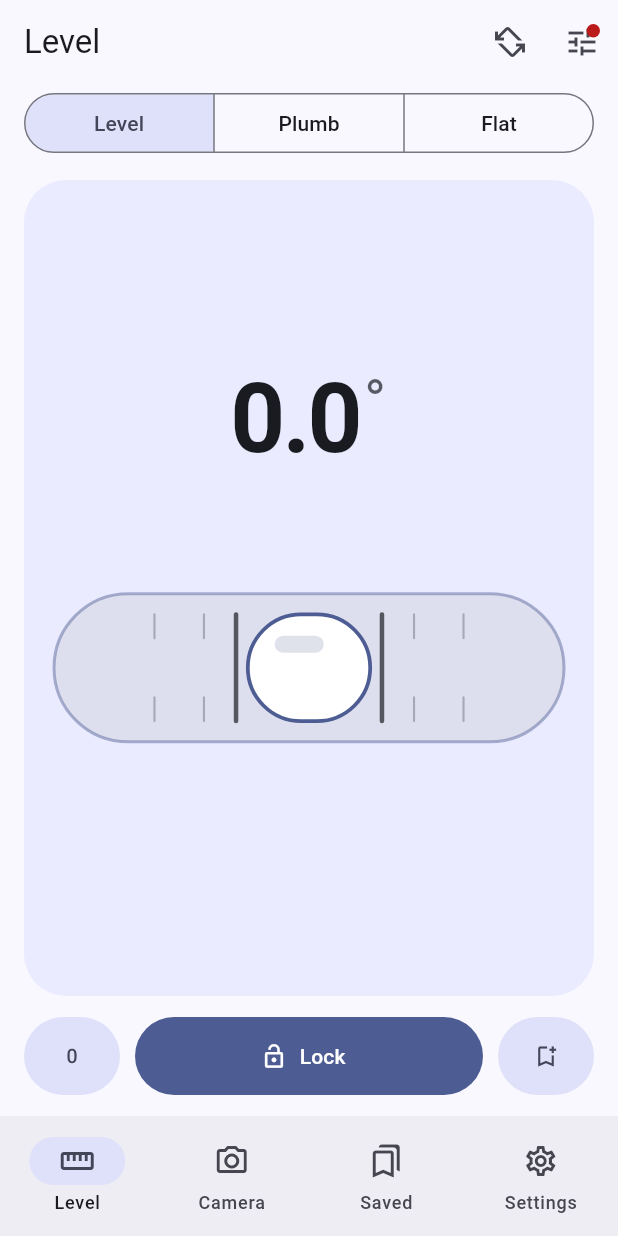
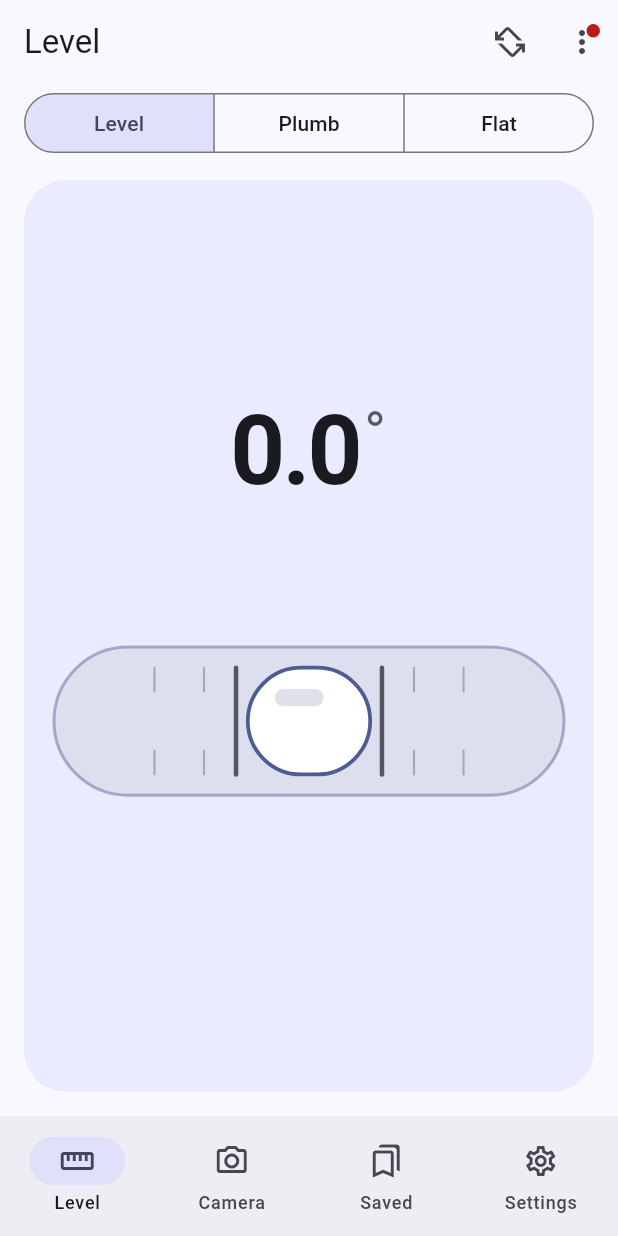
Before and after one commit to razvannicu15/Nivela, a Flutter app: the screen it shows after launch, on a phone screen of 412 x 824 dp. Run offline on Flutter 3.47's test engine with Material 3 defaults, Android fonts, the phone set to English and light mode, and no system bars; our stand-ins replace camera.

Commit message:
Move Lock, Zero and Save into the overflow menu
The level card now fills the screen. Long-press on the card locks
(respecting auto-lock) or unlocks; lock countdown, locked and relative
states show as one line under the value.

Co-Authored-By: Claude Opus 5.5 <noreply@anthropic.com>
Claude-Session: https://claude.ai/code/session_01PSH8SsYx9vLsPuXhkJxfXr

```diff
--- a/lib/ui/level_page.dart
+++ b/lib/ui/level_page.dart
@@ -93,14 +93,61 @@ class _LevelPageState extends State<LevelPage> {
             title: Text(tr('Nivelă', 'Level')),
             actions: [
               if (meter.mode != Mode.flat) _EdgeMenu(meter: meter),
-              IconButton(
-                tooltip: tr('Calibrare', 'Calibration'),
+              PopupMenuButton<String>(
+                tooltip: tr('Mai multe', 'More'),
+                onSelected: (v) {
+                  switch (v) {
+                    case 'lock':
+                      meter.lockPressed();
+                    case 'zero':
+                      meter.toggleRelative();
+                    case 'save':
+                      _save();
+                    case 'cal':
+                      _calibrate(store.profile.has(r.face) ? null : r.face);
+                  }
+                },
+                itemBuilder: (_) => [
+                  PopupMenuItem(
+                    value: 'lock',
+                    child: ListTile(
+                      contentPadding: EdgeInsets.zero,
+                      leading: Icon(meter.lockState == MeterLock.live ? Icons.lock_outline : Icons.lock_open),
+                      title: Text(meter.lockState == MeterLock.live ? tr('Blochează citirea', 'Lock reading') : tr('Deblochează', 'Unlock')),
+                      subtitle: meter.lockState == MeterLock.live ? Text(tr('sau apasă lung pe nivelă', 'or long-press the level')) : null,
+                    ),
+                  ),
+                  PopupMenuItem(
+                    value: 'zero',
+                    child: ListTile(
+                      contentPadding: EdgeInsets.zero,
+                      leading: const Icon(Icons.exposure_zero),
+                      title: Text(meter.relative ? tr('Revino la absolut', 'Back to absolute') : tr('Zero aici (relativ)', 'Zero here (relative)')),
+                    ),
+                  ),
+                  PopupMenuItem(
+                    value: 'save',
+                    child: ListTile(
+                      contentPadding: EdgeInsets.zero,
+                      leading: const Icon(Icons.bookmark_add_outlined),
+                      title: Text(tr('Salvează măsurarea', 'Save measurement')),
+                    ),
+                  ),
+                  const PopupMenuDivider(),
+                  PopupMenuItem(
+                    value: 'cal',
+                    child: ListTile(
+                      contentPadding: EdgeInsets.zero,
+                      leading: Badge(isLabelVisible: !store.profile.has(r.face), smallSize: 8, child: const Icon(Icons.tune)),
+                      title: Text(tr('Calibrare', 'Calibration')),
+                    ),
+                  ),
+                ],
                 icon: Badge(
                   isLabelVisible: !store.profile.has(r.face) || Sensor.instance.lowAccuracy,
                   smallSize: 9,
-                  child: const Icon(Icons.tune),
+                  child: const Icon(Icons.more_vert),
                 ),
-                onPressed: () => _calibrate(store.profile.has(r.face) ? null : r.face),
               ),
             ],
           ),
@@ -125,67 +172,10 @@ class _LevelPageState extends State<LevelPage> {
             ),
             if (!r.positionOk && !meter.locked && (meter.mode == Mode.plumb || !store.autoMode))
               _PositionHint(mode: meter.mode, onSwitch: _setMode),
-            Padding(
-              padding: const EdgeInsets.fromLTRB(16, 14, 16, 14),
-              child: Row(children: [
-                _SideButton(
-                  icon: Icons.exposure_zero,
-                  label: meter.relative ? tr('Absolut', 'Absolute') : tr('Zero', 'Zero'),
-                  selected: meter.relative,
-                  onTap: meter.toggleRelative,
-                ),
-                const SizedBox(width: 10),
-                Expanded(
-                  child: FilledButton.icon(
-                    style: FilledButton.styleFrom(minimumSize: const Size.fromHeight(52), shape: const StadiumBorder()),
-                    onPressed: meter.lockPressed,
-                    icon: Icon(switch (meter.lockState) {
-                      MeterLock.locked => Icons.lock,
-                      MeterLock.live => Icons.lock_open,
-                      _ => Icons.timer_outlined,
-                    }),
-                    label: Text(switch (meter.lockState) {
-                      MeterLock.locked => tr('Deblochează', 'Unlock'),
-                      MeterLock.armedStill => tr('Ține nemișcat…', 'Hold still…'),
-                      MeterLock.countdown => tr('Blochez în ${meter.secondsLeft} s', 'Locking in ${meter.secondsLeft} s'),
-                      MeterLock.live => tr('Blochează', 'Lock'),
-                    }),
-                  ),
-                ),
-                const SizedBox(width: 10),
-                _SideButton(icon: Icons.bookmark_add_outlined, label: tr('Salvează', 'Save'), onTap: _save),
-              ]),
-            ),
+            const SizedBox(height: 16),
           ]),
         );
       },
-    );
-  }
-}
-
-class _SideButton extends StatelessWidget {
-  const _SideButton({required this.icon, required this.label, required this.onTap, this.selected = false});
-  final IconData icon;
-  final String label;
-  final VoidCallback onTap;
-  final bool selected;
-
-  @override
-  Widget build(BuildContext context) {
-    final cs = Theme.of(context).colorScheme;
-    return Tooltip(
-      message: label,
-      child: FilledButton.tonal(
-        style: FilledButton.styleFrom(
-          minimumSize: const Size(64, 52),
-          shape: const StadiumBorder(),
-          padding: const EdgeInsets.symmetric(horizontal: 18),
-          backgroundColor: selected ? cs.tertiaryContainer : null,
-          foregroundColor: selected ? cs.onTertiaryContainer : null,
-        ),
-        onPressed: onTap,
-        child: Icon(icon),
-      ),
     );
   }
 }
@@ -242,7 +232,7 @@ class _HeroCard extends StatelessWidget {
     final bg = Color.alphaBlend((level ? alertColor().withValues(alpha: 0.16) : cs.primaryContainer.withValues(alpha: 0.55)), cs.surface);
     final card = GestureDetector(
       behavior: HitTestBehavior.opaque,
-      onLongPress: meter.toggleLock,
+      onLongPress: meter.lockPressed,
       child: AnimatedContainer(
         duration: const Duration(milliseconds: 250),
         decoration: BoxDecoration(color: bg, borderRadius: BorderRadius.circular(28)),
@@ -264,9 +254,21 @@ class _HeroCard extends StatelessWidget {
     final target = mode == Mode.flat ? flat.total : (ok ? reading.angle : 0.0);
     final shown = meter.stable(mode.name, target);
 
-    final value = Row(mainAxisSize: MainAxisSize.min, children: [
-      if (meter.locked) ...[Icon(Icons.lock, color: cs.primary, size: 26), const SizedBox(width: 8)],
-      Readout(shown, dash: !ok, abs: true, size: mode == Mode.level ? 64 : 52, color: level ? accent : cs.onSurface),
+    final status = switch (meter.lockState) {
+      MeterLock.armedStill => tr('Ține nemișcat…', 'Hold still…'),
+      MeterLock.countdown => tr('Blochez în ${meter.secondsLeft} s', 'Locking in ${meter.secondsLeft} s'),
+      MeterLock.locked => tr('Blocat · apasă lung ca să deblochezi', 'Locked · long-press to unlock'),
+      MeterLock.live => meter.relative ? tr('Relativ la zero', 'Relative to zero') : null,
+    };
+    final value = Column(mainAxisSize: MainAxisSize.min, children: [
+      Row(mainAxisSize: MainAxisSize.min, children: [
+        if (meter.locked) ...[Icon(Icons.lock, color: cs.primary, size: 26), const SizedBox(width: 8)],
+        Readout(shown, dash: !ok, abs: true, size: mode == Mode.level ? 64 : 52, color: level ? accent : cs.onSurface),
+      ]),
+      if (status != null) ...[
+        const SizedBox(height: 6),
+        Text(status, style: TextStyle(fontSize: 13, fontWeight: FontWeight.w600, color: cs.primary)),
+      ],
     ]);
 
     return LayoutBuilder(builder: (context, box) {
```
